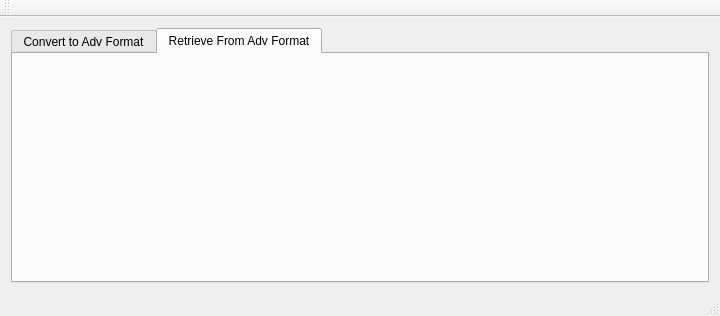
Before: the Qt Designer form AdVersion_gui/mainwindow.ui in zcobell/AdVersion, drawn with Qt 5.
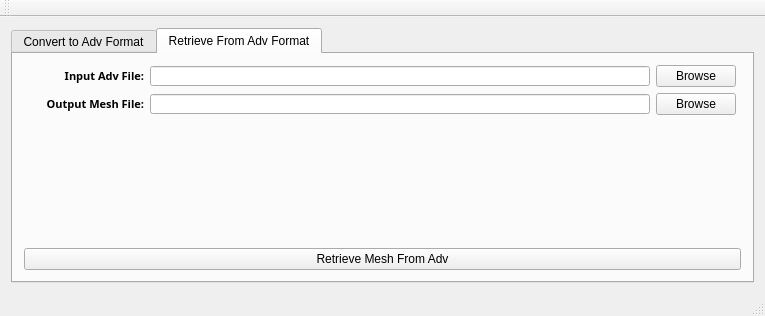
After: the same form once the commit is applied. The open tabs and pages were chosen to show the change.

Commit message: Adding gui elements for getting mesh out of .adv form

Patch:
```diff
--- a/AdVersion_gui/mainwindow.ui
+++ b/AdVersion_gui/mainwindow.ui
@@ -6,7 +6,7 @@
    <rect>
     <x>0</x>
     <y>0</y>
-    <width>720</width>
+    <width>765</width>
     <height>316</height>
    </rect>
   </property>
@@ -335,6 +335,192 @@
        <attribute name="title">
         <string>Retrieve From Adv Format</string>
        </attribute>
+       <layout class="QVBoxLayout" name="verticalLayout_3">
+        <item>
+         <layout class="QHBoxLayout" name="horizontalLayout_7">
+          <item>
+           <widget class="QLabel" name="label_inputFolder">
+            <property name="minimumSize">
+             <size>
+              <width>120</width>
+              <height>0</height>
+             </size>
+            </property>
+            <property name="maximumSize">
+             <size>
+              <width>75</width>
+              <height>16777215</height>
+             </size>
+            </property>
+            <property name="font">
+             <font>
+              <family>Sans</family>
+              <pointsize>8</pointsize>
+              <weight>75</weight>
+              <bold>true</bold>
+             </font>
+            </property>
+            <property name="text">
+             <string>Input Adv File:</string>
+            </property>
+            <property name="alignment">
+             <set>Qt::AlignRight|Qt::AlignTrailing|Qt::AlignVCenter</set>
+            </property>
+           </widget>
+          </item>
+          <item>
+           <widget class="QLineEdit" name="text_inputMeshFolder">
+            <property name="minimumSize">
+             <size>
+              <width>500</width>
+              <height>20</height>
+             </size>
+            </property>
+            <property name="maximumSize">
+             <size>
+              <width>500</width>
+              <height>20</height>
+             </size>
+            </property>
+            <property name="alignment">
+             <set>Qt::AlignRight|Qt::AlignTrailing|Qt::AlignVCenter</set>
+            </property>
+            <property name="readOnly">
+             <bool>true</bool>
+            </property>
+            <property name="placeholderText">
+             <string/>
+            </property>
+            <property name="clearButtonEnabled">
+             <bool>false</bool>
+            </property>
+           </widget>
+          </item>
+          <item>
+           <widget class="QPushButton" name="button_browseInputAdv">
+            <property name="text">
+             <string>Browse</string>
+            </property>
+           </widget>
+          </item>
+          <item>
+           <spacer name="horizontalSpacer_5">
+            <property name="orientation">
+             <enum>Qt::Horizontal</enum>
+            </property>
+            <property name="sizeHint" stdset="0">
+             <size>
+              <width>248</width>
+              <height>20</height>
+             </size>
+            </property>
+           </spacer>
+          </item>
+         </layout>
+        </item>
+        <item>
+         <layout class="QHBoxLayout" name="horizontalLayout_5">
+          <item>
+           <widget class="QLabel" name="label_outputMeshFile">
+            <property name="minimumSize">
+             <size>
+              <width>120</width>
+              <height>0</height>
+             </size>
+            </property>
+            <property name="maximumSize">
+             <size>
+              <width>120</width>
+              <height>16777215</height>
+             </size>
+            </property>
+            <property name="font">
+             <font>
+              <family>Sans</family>
+              <pointsize>8</pointsize>
+              <weight>75</weight>
+              <bold>true</bold>
+             </font>
+            </property>
+            <property name="text">
+             <string>Output Mesh File:</string>
+            </property>
+            <property name="alignment">
+             <set>Qt::AlignRight|Qt::AlignTrailing|Qt::AlignVCenter</set>
+            </property>
+           </widget>
+          </item>
+          <item>
+           <widget class="QLineEdit" name="text_outputMeshFile">
+            <property name="minimumSize">
+             <size>
+              <width>500</width>
+              <height>20</height>
+             </size>
+            </property>
+            <property name="maximumSize">
+             <size>
+              <width>500</width>
+              <height>20</height>
+             </size>
+            </property>
+            <property name="alignment">
+             <set>Qt::AlignRight|Qt::AlignTrailing|Qt::AlignVCenter</set>
+            </property>
+            <property name="readOnly">
+             <bool>true</bool>
+            </property>
+            <property name="placeholderText">
+             <string/>
+            </property>
+            <property name="clearButtonEnabled">
+             <bool>false</bool>
+            </property>
+           </widget>
+          </item>
+          <item>
+           <widget class="QPushButton" name="button_browseOutputMesh">
+            <property name="text">
+             <string>Browse</string>
+            </property>
+           </widget>
+          </item>
+          <item>
+           <spacer name="horizontalSpacer_4">
+            <property name="orientation">
+             <enum>Qt::Horizontal</enum>
+            </property>
+            <property name="sizeHint" stdset="0">
+             <size>
+              <width>248</width>
+              <height>20</height>
+             </size>
+            </property>
+           </spacer>
+          </item>
+         </layout>
+        </item>
+        <item>
+         <spacer name="verticalSpacer">
+          <property name="orientation">
+           <enum>Qt::Vertical</enum>
+          </property>
+          <property name="sizeHint" stdset="0">
+           <size>
+            <width>20</width>
+            <height>88</height>
+           </size>
+          </property>
+         </spacer>
+        </item>
+        <item>
+         <widget class="QPushButton" name="button_retrieveMesh">
+          <property name="text">
+           <string>Retrieve Mesh From Adv</string>
+          </property>
+         </widget>
+        </item>
+       </layout>
       </widget>
      </widget>
     </item>
```
Left out of the diff: 22 changed lines with no effect on the pictures. The commit also changes 5 other files.
